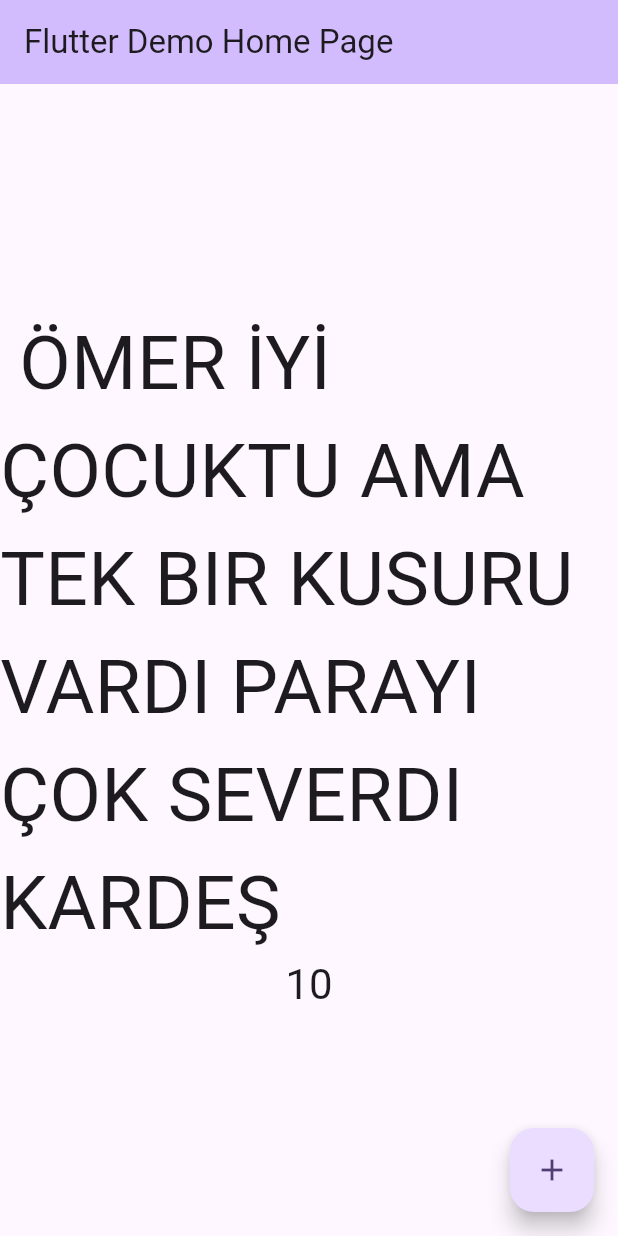
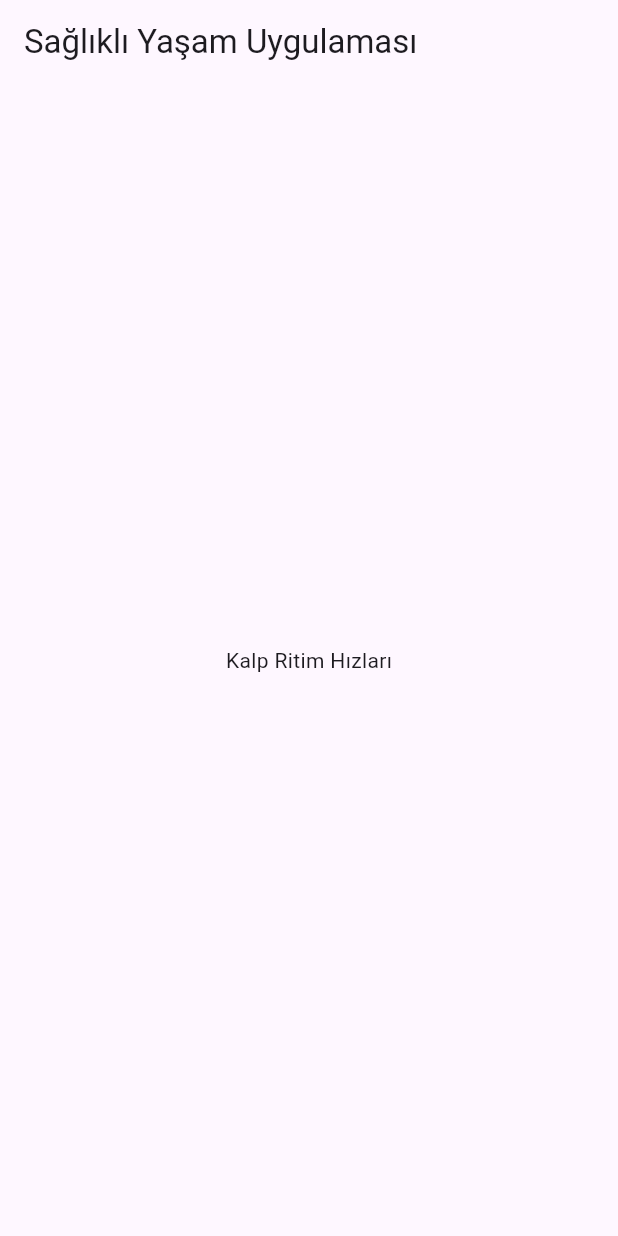
Before and after one commit to celebi1/flutter-app, a Flutter app: the screen it shows after launch, on a phone screen of 412 x 824 dp. Run offline on Flutter 3.47's test engine with Material 3 defaults, Android fonts, the phone set to English and light mode, and no system bars.

Commit message:
started ap2p

```diff
--- a/lib/main.dart
+++ b/lib/main.dart
@@ -1,126 +1,28 @@
 import 'package:flutter/material.dart';
 
-void main() {
-  runApp(const MyApp());
-}
+void main() => runApp(Myapp());
 
-class MyApp extends StatelessWidget {
-  const MyApp({super.key});
-
-  // This widget is the root of your application.
+class Myapp extends StatelessWidget {
   @override
   Widget build(BuildContext context) {
     return MaterialApp(
-      title: 'Flutter Demo',
-      theme: ThemeData(
-        // This is the theme of your application.
-        //
-        // TRY THIS: Try running your application with "flutter run". You'll see
-        // the application has a blue toolbar. Then, without quitting the app,
-        // try changing the seedColor in the colorScheme below to Colors.green
-        // and then invoke "hot reload" (save your changes or press the "hot
-        // reload" button in a Flutter-supported IDE, or press "r" if you used
-        // the command line to start the app).
-        //
-        // Notice that the counter didn't reset back to zero; the application
-        // state is not lost during the reload. To reset the state, use hot
-        // restart instead.
-        //
-        // This works for code too, not just values: Most code changes can be
-        // tested with just a hot reload.
-        colorScheme: ColorScheme.fromSeed(seedColor: Colors.deepPurple),
-        useMaterial3: true,
-      ),
-      home: const MyHomePage(title: 'Flutter Demo Home Page'),
+      title: "Uygulama Çerçevesi",
+      home: AnaEkran(),
     );
   }
 }
 
-class MyHomePage extends StatefulWidget {
-  const MyHomePage({super.key, required this.title});
-
-  // This widget is the home page of your application. It is stateful, meaning
-  // that it has a State object (defined below) that contains fields that affect
-  // how it looks.
-
-  // This class is the configuration for the state. It holds the values (in this
-  // case the title) provided by the parent (in this case the App widget) and
-  // used by the build method of the State. Fields in a Widget subclass are
-  // always marked "final".
-
-  final String title;
-
-  @override
-  State<MyHomePage> createState() => _MyHomePageState();
-}
-
-class _MyHomePageState extends State<MyHomePage> {
-  int _counter = 10;
-
-  void _incrementCounter() {
-    setState(() {
-      // This call to setState tells the Flutter framework that something has
-      // changed in this State, which causes it to rerun the build method below
-      // so that the display can reflect the updated values. If we changed
-      // _counter without calling setState(), then the build method would not be
-      // called again, and so nothing would appear to happen.
-      _counter++;
-    });
-  }
-
+class AnaEkran extends StatelessWidget {
   @override
   Widget build(BuildContext context) {
-    // This method is rerun every time setState is called, for instance as done
-    // by the _incrementCounter method above.
-    //
-    // The Flutter framework has been optimized to make rerunning build methods
-    // fast, so that you can just rebuild anything that needs updating rather
-    // than having to individually change instances of widgets.
     return Scaffold(
-      appBar: AppBar(
-        // TRY THIS: Try changing the color here to a specific color (to
-        // Colors.amber, perhaps?) and trigger a hot reload to see the AppBar
-        // change color while the other colors stay the same.
-        backgroundColor: Theme.of(context).colorScheme.inversePrimary,
-        // Here we take the value from the MyHomePage object that was created by
-        // the App.build method, and use it to set our appbar title.
-        title: Text(widget.title),
-      ),
-      body: Center(
-        // Center is a layout widget. It takes a single child and positions it
-        // in the middle of the parent.
-        child: Column(
-          // Column is also a layout widget. It takes a list of children and
-          // arranges them vertically. By default, it sizes itself to fit its
-          // children horizontally, and tries to be as tall as its parent.
-          //
-          // Column has various properties to control how it sizes itself and
-          // how it positions its children. Here we use mainAxisAlignment to
-          // center the children vertically; the main axis here is the vertical
-          // axis because Columns are vertical (the cross axis would be
-          // horizontal).
-          //
-          // TRY THIS: Invoke "debug painting" (choose the "Toggle Debug Paint"
-          // action in the IDE, or press "p" in the console), to see the
-          // wireframe for each widget.
-          mainAxisAlignment: MainAxisAlignment.center,
-          children: <Widget>[
-            const Text(
-              ' ÖMER İYİ ÇOCUKTU AMA TEK BIR KUSURU VARDI PARAYI ÇOK SEVERDI KARDEŞ',
-              style: TextStyle(fontSize: 50),
-            ),
-            Text(
-              '$_counter',
-              style: Theme.of(context).textTheme.headlineMedium,
-            ),
-          ],
+        appBar: AppBar(
+          title: Text("Sağlıklı Yaşam Uygulaması"),
         ),
-      ),
-      floatingActionButton: FloatingActionButton(
-        onPressed: _incrementCounter,
-        tooltip: 'Increment',
-        child: const Icon(Icons.add),
-      ), // This trailing comma makes auto-formatting nicer for build methods.
-    );
+        body: Container(
+          child: Center(
+            child: Text("Kalp Ritim Hızları"),
+          ),
+        ));
   }
 }
```
